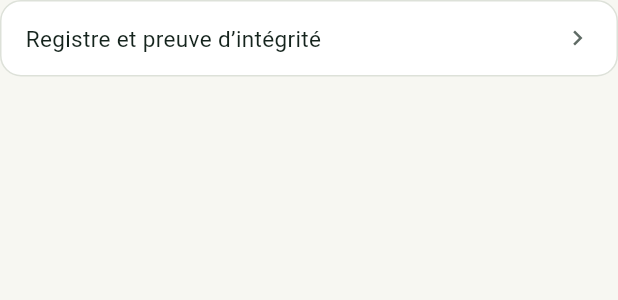
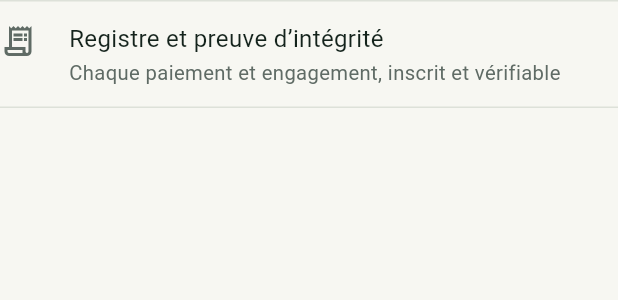
Before and after one commit to Lancifrake/MonDo, a Flutter app: the _ActionsMembre widget shown alone on an empty page, opened directly with empty values, on a phone screen of 412 x 824 dp. Shown: the top 300 px of the screen. Run offline on Flutter 3.47's test engine with Material 3 defaults, Android fonts, the phone set to English and light mode, and no system bars; our stand-ins replace dio, flutter_riverpod, flutter_secure_storage, freezed_annotation, image_picker, logger and 1 more; missing offline and left inert: pointycastle; accounts and stored records are empty; project files that could hold a hidden picture were left out.

Commit message:
feat: le détail d'une tontine montre « qui a payé » et ses liens avec des icônes, comme le profil

```diff
--- a/front_mobile/lib/screens/cercles/cercle_details_screen.dart
+++ b/front_mobile/lib/screens/cercles/cercle_details_screen.dart
@@ -5,6 +5,7 @@ import '../../providers/api_client_provider.dart';
 import '../../providers/cercles_provider.dart';
 import '../../providers/cotisations_provider.dart';
 import '../../utils/format.dart';
+import '../../theme/app_colors.dart';
 import '../../widgets/sobre.dart';
 import '../membership/join_cercle_screen.dart';
 import 'cercles_catalog_screen.dart' show rythme;
@@ -150,18 +151,24 @@ class _EtatCotisations extends ConsumerWidget {
     final etat = ref.watch(etatCotisationsCercleProvider(c.id));
     return Column(
       children: selon(etat, (e) => [
-            Bloc(enfants: [
-              for (final t in e.tours)
+            for (var i = 0; i < e.tours.length; i++) ...[
+              if (i > 0) const TraitRangee(marge: 0),
               () {
+                final t = e.tours[i];
                 final payes = t.paiements.where((p) => p.statut == 'confirmee').length;
                 final retard = t.paiements.where((p) => p.enRetard).length;
-                  return Ligne(
-                    'Tour ${t.numero} · reçoit ${membreLibelle(c, t.beneficiaireId, moi).toLowerCase()}',
+                final complet = payes == t.paiements.length && t.paiements.isNotEmpty;
+                return RangeeIcone(
+                  marge: 0,
+                  icone: retard > 0 ? Icons.schedule : (complet ? Icons.check_circle_outline : Icons.hourglass_empty),
+                  couleurIcone: retard > 0 ? AppColors.orange : (complet ? AppColors.green : AppColors.textMuted),
+                  titre: 'Tour ${t.numero}',
+                  detail: 'Reçoit ${membreLibelle(c, t.beneficiaireId, moi).toLowerCase()}',
                   valeur: retard > 0 ? '$payes/${t.paiements.length} payés · $retard en retard' : '$payes/${t.paiements.length} payés',
                   accent: retard > 0,
                 );
               }(),
-            ]),
+            ],
           ]),
     );
   }
@@ -223,17 +230,43 @@ class _ActionsMembre extends ConsumerWidget {
     return Column(
       crossAxisAlignment: CrossAxisAlignment.stretch,
       children: [
-        Bloc(enfants: [
-          Ligne('Registre et preuve d’intégrité', onTap: () => ouvrir(RegistreScreen(cercleId: cercle.id))),
-          if (enCours) Ligne('Échanges de places', onTap: () => ouvrir(EchangesScreen(cercle: cercle))),
-          if (organisateur) Ligne('Assistant de l’organisateur', onTap: () => ouvrir(AssistantScreen(cercle: cercle))),
-        ]),
+        const Divider(height: 1, thickness: 1, color: AppColors.border),
+        RangeeIcone(
+          marge: 0,
+          icone: Icons.receipt_long_outlined,
+          titre: 'Registre et preuve d’intégrité',
+          detail: 'Chaque paiement et engagement, inscrit et vérifiable',
+          onTap: () => ouvrir(RegistreScreen(cercleId: cercle.id)),
+        ),
+        if (enCours) ...[
+          const TraitRangee(marge: 0),
+          RangeeIcone(
+            marge: 0,
+            icone: Icons.swap_horiz,
+            titre: 'Échanges de places',
+            onTap: () => ouvrir(EchangesScreen(cercle: cercle)),
+          ),
+        ],
+        if (organisateur) ...[
+          const TraitRangee(marge: 0),
+          RangeeIcone(
+            marge: 0,
+            icone: Icons.smart_toy_outlined,
+            titre: 'Assistant de l’organisateur',
+            detail: 'Rappels, relances et mises en demeure',
+            onTap: () => ouvrir(AssistantScreen(cercle: cercle)),
+          ),
+        ],
+        const Divider(height: 1, thickness: 1, color: AppColors.border),
         if (enCours && autres.isNotEmpty) ...[
           const Titre('Dossier de preuve d’un membre en défaut'),
-          Bloc(enfants: [
           for (final o in autres.where((o) => o.membreId != espace.moi))
-              Ligne('Place ${o.position}', onTap: () => ouvrir(DossierPreuveScreen(cercle: cercle, membreId: o.membreId))),
-          ]),
+            RangeeIcone(
+              marge: 0,
+              icone: Icons.folder_outlined,
+              titre: 'Place ${o.position}',
+              onTap: () => ouvrir(DossierPreuveScreen(cercle: cercle, membreId: o.membreId)),
+            ),
         ],
         const SizedBox(height: 20),
         if (organisateur && cercle.statut == 'en_attente') ...[
--- a/front_mobile/lib/widgets/sobre.dart
+++ b/front_mobile/lib/widgets/sobre.dart
@@ -249,3 +249,68 @@ class Carte extends StatelessWidget {
         ),
       );
 }
+
+/// Ligne à la manière du profil : icône à gauche, intitulé (et valeur à droite), détail en dessous, sans cadre.
+/// `marge` : 20 sur un écran sans marge latérale, 0 dans une liste déjà décalée de 20.
+class RangeeIcone extends StatelessWidget {
+  const RangeeIcone({
+    super.key,
+    required this.icone,
+    required this.titre,
+    this.detail,
+    this.valeur,
+    this.onTap,
+    this.couleurIcone,
+    this.accent = false,
+    this.marge = 20,
+  });
+
+  final IconData icone;
+  final String titre;
+  final String? detail;
+  final String? valeur;
+  final VoidCallback? onTap;
+  final Color? couleurIcone;
+  final bool accent; // orange : demande une action
+  final double marge;
+
+  @override
+  Widget build(BuildContext context) => InkWell(
+        onTap: onTap,
+        child: Padding(
+          padding: EdgeInsets.fromLTRB(marge, 13, marge, 13),
+          child: Row(crossAxisAlignment: CrossAxisAlignment.start, children: [
+            Padding(
+              padding: const EdgeInsets.only(top: 1),
+              child: Icon(icone, size: 24, color: couleurIcone ?? (accent ? AppColors.orange : AppColors.textMuted)),
+            ),
+            const SizedBox(width: 22),
+            Expanded(
+              child: Column(crossAxisAlignment: CrossAxisAlignment.start, children: [
+                Row(children: [
+                  Expanded(child: Text(titre, style: const TextStyle(fontSize: 16))),
+                  if (valeur != null)
+                    Text(valeur!,
+                        style: TextStyle(
+                            fontSize: 14, fontWeight: FontWeight.w600, color: accent ? AppColors.orange : AppColors.textDark)),
+                ]),
+                if (detail != null) ...[
+                  const SizedBox(height: 2),
+                  Text(detail!, style: TextStyle(fontSize: 13.5, color: accent ? AppColors.orange : AppColors.textMuted)),
+                ],
+              ]),
+            ),
+          ]),
+        ),
+      );
+}
+
+/// Trait fin entre deux `RangeeIcone`, aligné sur le texte.
+class TraitRangee extends StatelessWidget {
+  const TraitRangee({super.key, this.marge = 20});
+
+  final double marge;
+
+  @override
+  Widget build(BuildContext context) => Divider(height: 1, thickness: 1, indent: marge + 46, color: AppColors.border);
+}
```
Lines whose indentation alone changed are shown as unchanged.
